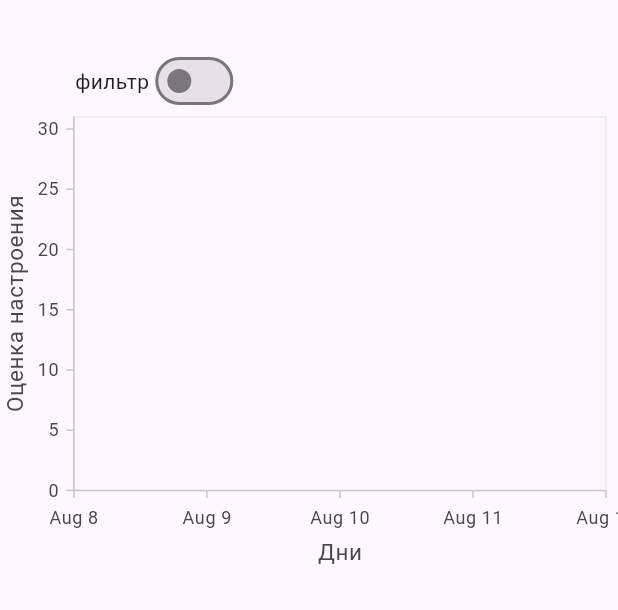
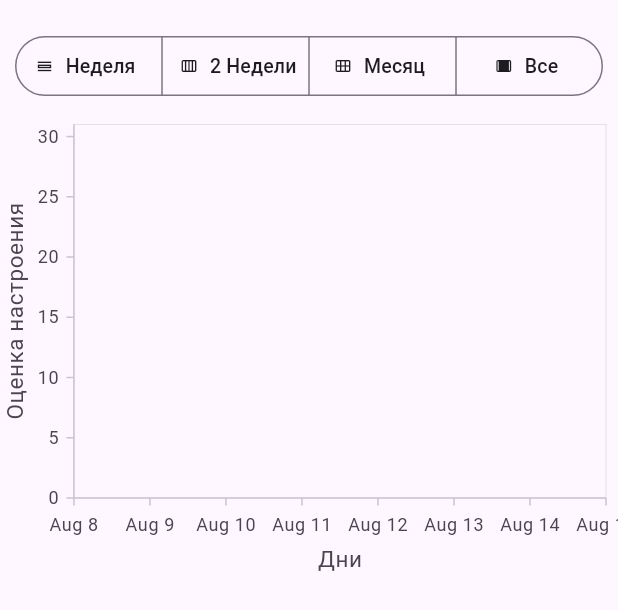
Before and after one commit to LogwinGG/mood_diary, a Flutter app: the StatisticsTab widget shown alone on an empty page, opened directly, on a phone screen of 412 x 824 dp. Shown: the top 610 px of the screen. Run offline on Flutter 3.47's test engine with Material 3 defaults, Android fonts, the phone set to English and light mode, and no system bars; our stand-ins replace calendar_date_picker2, flutter_riverpod, freezed_annotation, hive, hive_flutter, syncfusion_flutter_charts; accounts and stored records are empty.

Commit message:
+filter date

```diff
--- a/lib/pages/home_page/statistics_tab/statistics_tab.dart
+++ b/lib/pages/home_page/statistics_tab/statistics_tab.dart
@@ -3,9 +3,12 @@ import 'package:flutter_riverpod/flutter_riverpod.dart';
 import 'package:syncfusion_flutter_charts/charts.dart';
 import '../../../models/mood_note.dart';
 import '../../../repositories/mood_notes.dart';
+import '../calendar.dart';
 
-final dMin = DateTime.now().subtract(const Duration(days: 3));
-final dMax = DateTime.now().add(const Duration(days: 1));
+enum TimePeriod { week, week2, month, all }
+
+final dMin = dateNow.subtract(const Duration(days: 3));
+final dMax = dateNow.add(const Duration(days: 4));
 
 final minDateProvider = StateProvider<DateTime>((ref) => dMin);
 final maxDateProvider = StateProvider<DateTime>((ref) => dMax);
@@ -21,10 +24,8 @@ class StatisticsTab extends ConsumerStatefulWidget {
 class _StatisticsTabState extends ConsumerState<StatisticsTab> {
   late TrackballBehavior _trackballBehavior;
 
-  DateTime? minDate;
-  DateTime? maxDate;
 
-  bool _isFilterDate = false ;
+  Set<TimePeriod?> _selectTP = {};
 
   @override
   void initState() {
@@ -36,40 +37,70 @@ class _StatisticsTabState extends ConsumerState<StatisticsTab> {
     List<MapEntry<DateTime, MoodNote>> moodNotes = ref.watch(moodNotesProvider).entries.toList()
       ..sort((a,b)=> a.key.compareTo(b.key));
 
-    if (moodNotes.length >= 2 ) {
-      minDate = moodNotes.last.key.subtract(const Duration(days: 14)) ;
-      maxDate = moodNotes.last.key ;
-    } else {
-      minDate = dMin;
-      maxDate = dMax;
-    }
-    if (_isFilterDate) {
-      minDate = ref.watch(minDateProvider) ;
-      maxDate = ref.watch(maxDateProvider) ;
-    }
-
     return SingleChildScrollView(
-      child: Padding(padding: const EdgeInsets.only(top: 30,left: 0,right: 8),
+      child: Padding(padding: const EdgeInsets.only(top: 20,left: 0,right: 8),
         child: Column(
           crossAxisAlignment: CrossAxisAlignment.start,
             children: [
+
               Padding(
-                padding: const EdgeInsets.symmetric(horizontal: 50),
-                child: Row(
-                  children: [
-                    const Text("фильтр"),
-                    Switch(value: _isFilterDate, onChanged: (v) {
-                      setState(() {
-                        _isFilterDate = v;
-                        ref.read(minDateProvider.notifier).state = dMin.subtract(const Duration(days: 30))  ;
-                        ref.read(maxDateProvider.notifier).state = moodNotes.lastOrNull?.key ?? dMax;
-
-                      });
-                    }),
-                  ],
+                padding: const EdgeInsets.only(left: 10.0,right:2, bottom: 15),
+                child: SegmentedButton(
+                  emptySelectionAllowed: true,
+                    segments:  const [
+                      ButtonSegment(
+                        icon: Icon(Icons.calendar_view_day_outlined,size: 12,),
+                        label: Text('Неделя',style: TextStyle(fontSize: 13),softWrap: false, overflow: TextOverflow.visible,),
+                        value: TimePeriod.week
+                      ),
+                      ButtonSegment(
+                          icon: Icon(Icons.calendar_view_week,size: 12,),
+                          label: Text('2 Недели',style: TextStyle(fontSize: 13),softWrap: false, overflow: TextOverflow.visible,),
+                          value: TimePeriod.week2
+                      ),
+                      ButtonSegment(
+                          icon: Icon(Icons.calendar_view_month,size: 12,),
+                          label: Text('Месяц',style: TextStyle(fontSize: 13),softWrap: false, overflow: TextOverflow.visible,),
+                          value: TimePeriod.month
+                      ),
+                      ButtonSegment(
+                          icon: Icon(Icons.width_full,size: 12,),
+                          label: Text('Все',style: TextStyle(fontSize: 13),softWrap: false, overflow: TextOverflow.visible,),
+                          value: TimePeriod.all
+                      ),
+                    ],
+                    selected: _selectTP,
+                    onSelectionChanged: (v){
+                        _selectTP = v;
+                        if(v.isEmpty) {
+                          ref.read(minDateProvider.notifier).state =  dMin;
+                          ref.read(maxDateProvider.notifier).state =  dMax;
+                        }
+                        else {
+                          switch (v.first) {
+                            case TimePeriod.week:
+                              ref.read(minDateProvider.notifier).state = dateNow.subtract(const Duration(days: 7));
+                              ref.read(maxDateProvider.notifier).state = dateNow;
+                              break;
+                            case TimePeriod.week2:
+                              ref.read(minDateProvider.notifier).state = dateNow.subtract(const Duration(days: 14));
+                              ref.read(maxDateProvider.notifier).state = dateNow;
+                              break;
+                            case TimePeriod.month:
+                              ref.read(minDateProvider.notifier).state = dateNow.subtract(const Duration(days: 31));
+                              ref.read(maxDateProvider.notifier).state = dateNow;
+                              break;
+                            case TimePeriod.all:
+                              ref.read(minDateProvider.notifier).state = moodNotes.firstOrNull?.key ?? dMin;
+                              ref.read(maxDateProvider.notifier).state = moodNotes.lastOrNull?.key ?? dMax;
+                              break;
+                            default:
+                          }
+                        }
+                    },
+                    selectedIcon: const Icon(Icons.check_outlined,size: 11,)
                 ),
               ),
-
               SfCartesianChart(
                 series: [
                   SplineAreaSeries<MapEntry<DateTime, MoodNote>, dynamic>(
@@ -83,12 +114,12 @@ class _StatisticsTabState extends ConsumerState<StatisticsTab> {
                     ),
                     splineType: SplineType.monotonic,
                     animationDuration: 1500,
-                    markerSettings: const MarkerSettings( isVisible:  true, borderWidth: 0),
+                    //markerSettings: const MarkerSettings( isVisible:  true, borderWidth: 0),
                   )
                 ],
                 primaryXAxis: DateTimeAxis(
                   intervalType: DateTimeIntervalType.days,
-                  minimum: minDate, maximum: maxDate,
+                  minimum: ref.watch(minDateProvider), maximum: ref.watch(maxDateProvider),
                   interval: 1,
                   title: const AxisTitle(text: 'Дни'),
                   majorGridLines: const MajorGridLines(width: 0),
--- a/lib/repositories/mood_notes.dart
+++ b/lib/repositories/mood_notes.dart
@@ -4,6 +4,7 @@ import 'package:flutter_riverpod/flutter_riverpod.dart';
 import 'package:hive/hive.dart';
 import 'package:uuid/uuid.dart';
 import 'package:mood_diary/models/mood_note.dart';
+
 
 const _uuid = Uuid();
 bool isSameDay(DateTime d1, DateTime d2) => (d1.day == d2.day && d1.month == d2.month && d1.year == d2.year);
```
